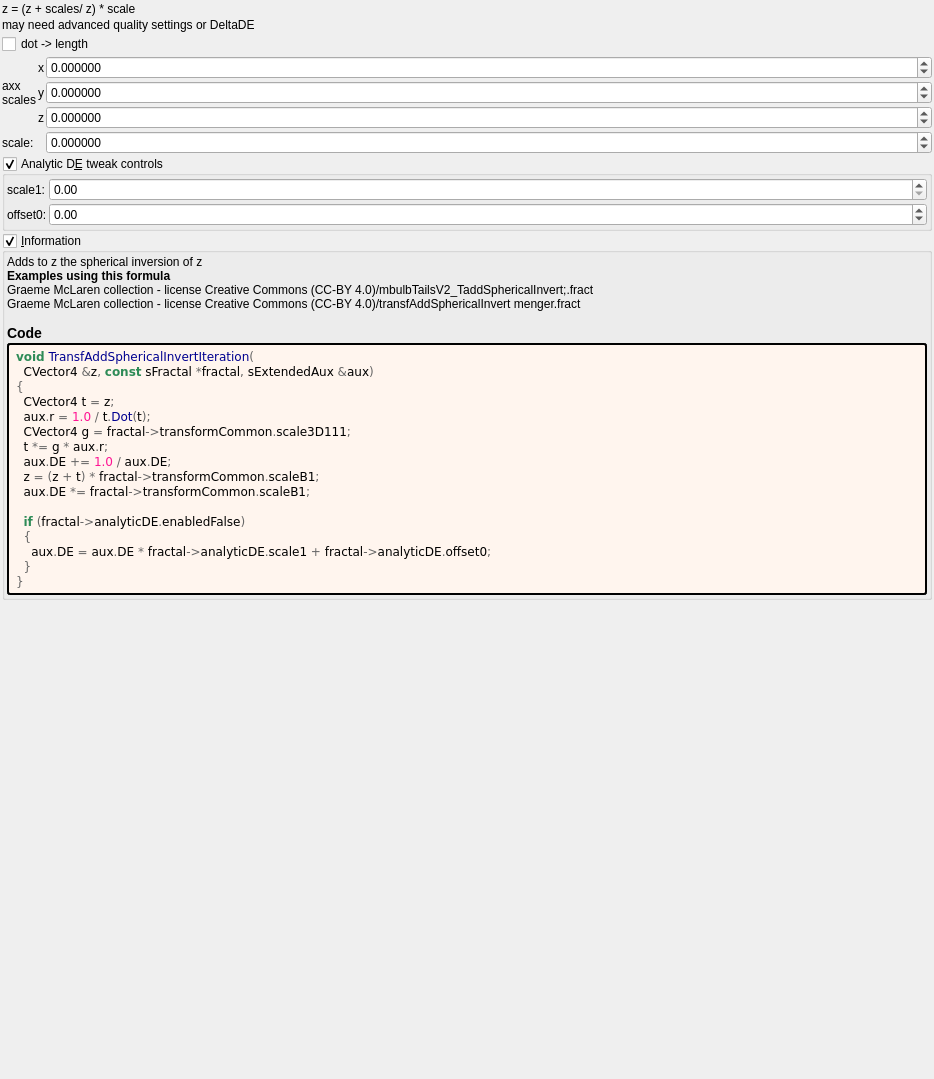
Above: mandelbulber2/formula/ui/transf_add_spherical_invert.ui from buddhi1980/mandelbulber2 before the change. Below: the same form after it.
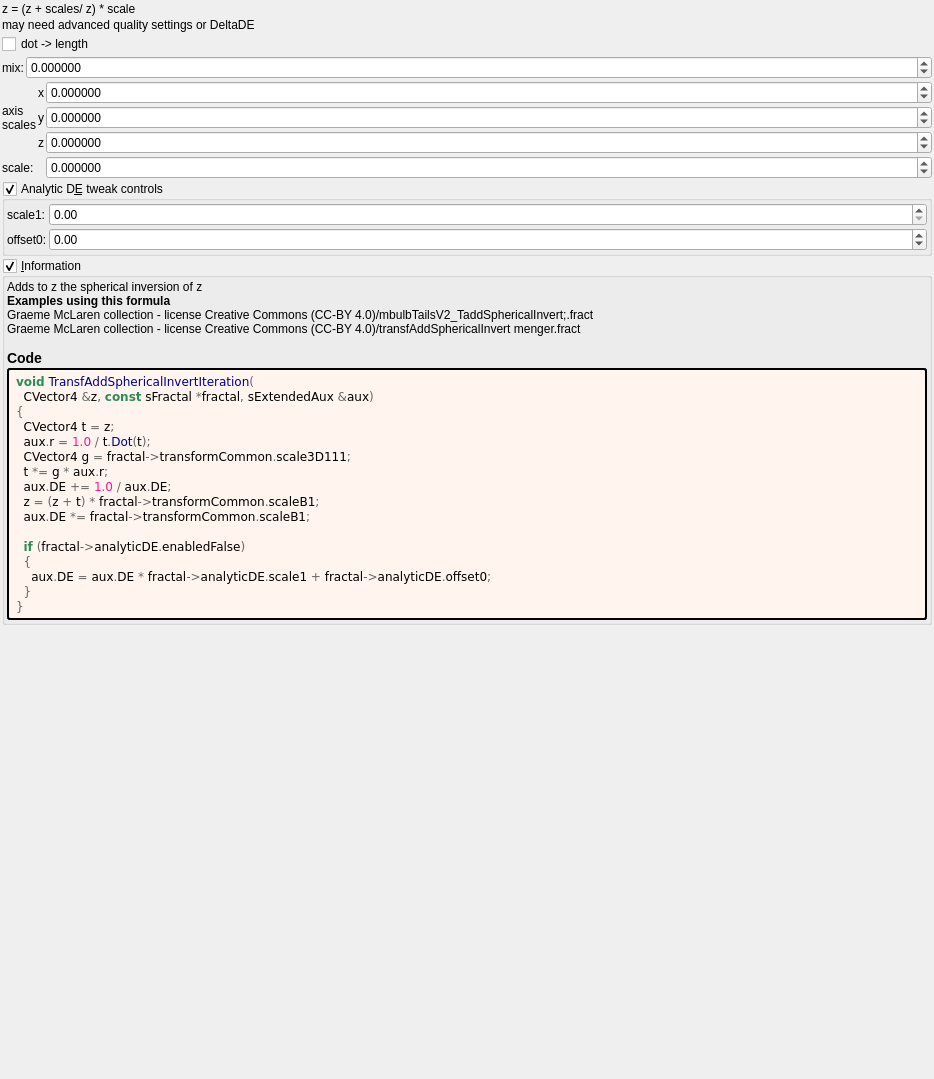
That is the form after the change. Custom widgets are drawn as their Qt base class.

What changed in the file:
```diff
--- a/mandelbulber2/formula/ui/transf_add_spherical_invert.ui
+++ b/mandelbulber2/formula/ui/transf_add_spherical_invert.ui
@@ -44,11 +44,53 @@
     </widget>
    </item>
    <item>
-    <widget class="MyCheckBox" name="checkBox_transf_function_enabled_false">
-     <property name="text">
-      <string>dot -&gt; length</string>
+    <layout class="QGridLayout" name="gridLayout_6" columnstretch="0,1">
+     <property name="spacing">
+      <number>2</number>
      </property>
-    </widget>
+     <item row="1" column="0">
+      <widget class="QLabel" name="label_178">
+       <property name="text">
+        <string>mix:</string>
+       </property>
+      </widget>
+     </item>
+     <item row="1" column="1">
+      <widget class="MyDoubleSpinBox" name="spinbox_transf_scaleA_1">
+       <property name="sizePolicy">
+        <sizepolicy hsizetype="Minimum" vsizetype="Maximum">
+         <horstretch>0</horstretch>
+         <verstretch>0</verstretch>
+        </sizepolicy>
+       </property>
+       <property name="prefix">
+        <string/>
+       </property>
+       <property name="suffix">
+        <string/>
+       </property>
+       <property name="decimals">
+        <number>6</number>
+       </property>
+       <property name="minimum">
+        <double>-36000.000000000000000</double>
+       </property>
+       <property name="maximum">
+        <double>36000.000000000000000</double>
+       </property>
+       <property name="singleStep">
+        <double>0.100000000000000</double>
+       </property>
+      </widget>
+     </item>
+     <item row="0" column="0" colspan="2">
+      <widget class="MyCheckBox" name="checkBox_transf_function_enabled_false">
+       <property name="text">
+        <string>dot -&gt; length</string>
+       </property>
+      </widget>
+     </item>
+    </layout>
    </item>
    <item>
     <layout class="QGridLayout" name="gridLayout_15" columnstretch="0,0,1">
@@ -58,7 +100,7 @@
      <item row="0" column="0" rowspan="3">
       <widget class="QLabel" name="label_264">
        <property name="text">
-        <string>axx
+        <string>axis
 scales</string>
        </property>
       </widget>
```
